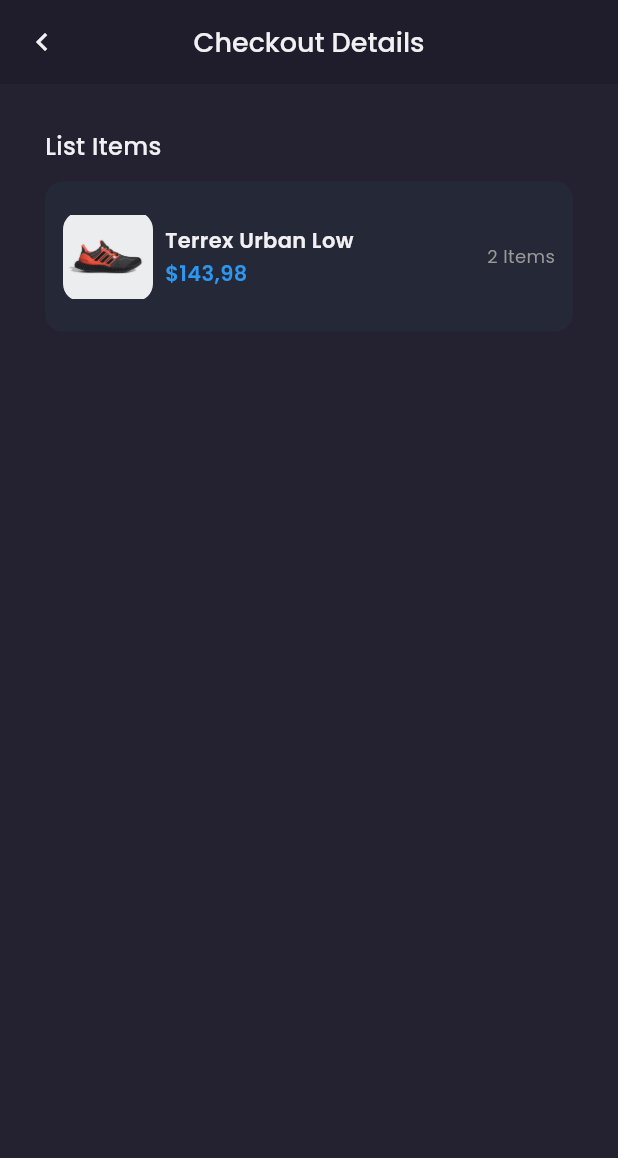
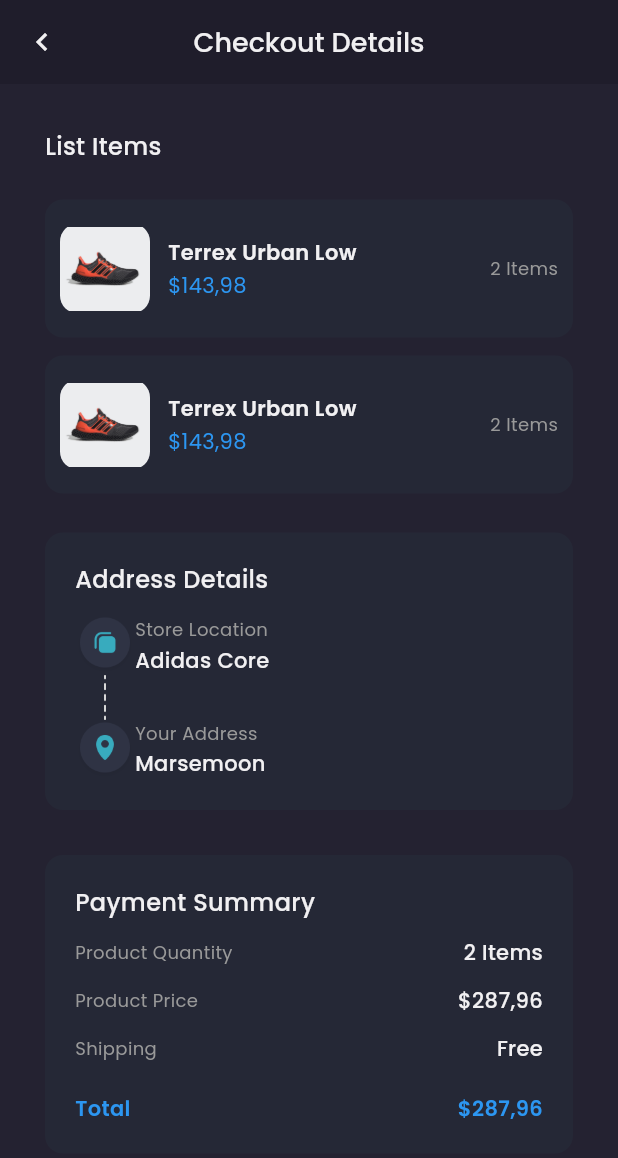
Before and after one commit to fachrulfaathir/ecomerce_flutter, a Flutter app: the CheckoutPage screen opened by its route, on a phone screen of 412 x 824 dp. Shown: the top 1158 px of the screen. Run offline on Flutter 3.47's test engine with Material 3 defaults, Android fonts, the phone set to English and light mode, and no system bars; our stand-ins replace carousel_slider, google_fonts.

Commit message:
update slicing

```diff
--- a/lib/main.dart
+++ b/lib/main.dart
@@ -1,6 +1,7 @@
 import 'package:ecomerce_flutter/pages/cart_page.dart';
 import 'package:ecomerce_flutter/pages/chat_detail_page.dart';
 import 'package:ecomerce_flutter/pages/checkou_page.dart';
+import 'package:ecomerce_flutter/pages/checkout_success_page.dart';
 import 'package:ecomerce_flutter/pages/home/chat_page.dart';
 import 'package:ecomerce_flutter/pages/home/home_page.dart';
 import 'package:ecomerce_flutter/pages/home/main_page.dart';
@@ -39,6 +40,7 @@
         '/product': (context) => const ProductPage(),
         '/cart': (context) => const CartPage(),
         '/checkout': (context) => const CheckoutPage(),
+        '/checkout-success': (context) => const CheckoutSuccessPage(),
       },
     );
   }
--- a/lib/pages/checkou_page.dart
+++ b/lib/pages/checkou_page.dart
@@ -1,4 +1,5 @@
 
+import 'package:ecomerce_flutter/pages/widget/checkout_card.dart';
 import 'package:ecomerce_flutter/theme.dart';
 import 'package:flutter/material.dart';
 
@@ -18,43 +19,123 @@
     );
   }
 
-  Widget content(){
+  Widget content(BuildContext context){
     return Container(
       color: bgColor3,
+      padding: EdgeInsets.all(defaultMargin),
       child: ListView(
-
-        padding: EdgeInsets.all(defaultMargin),
         children: [
           Text("List Items", style: primaryTextStyle.copyWith(fontSize: 16, fontWeight: medium),),
           SizedBox(height: 12,),
+          CheckoutCard(),
+          CheckoutCard(),
           Container(
+            margin : EdgeInsets.only(top: 26),
+            padding: EdgeInsets.all(20),
             decoration: BoxDecoration(
-              borderRadius: BorderRadius.circular(12),
-              color: bgColor4
-
+              color: bgColor4,
+              borderRadius: BorderRadius.circular(12)
             ),
-            padding: EdgeInsets.symmetric(vertical: 20, horizontal: 12),
-            child: Row(
+            child: Column(
+              crossAxisAlignment: CrossAxisAlignment.start,
               children: [
-                ClipRRect(
-                  borderRadius: BorderRadius.circular(12),
-                  child: Image.asset('assets/image_shoes.png', width: 60, height: 60,)
-                  ),
-                  SizedBox(width: 8,),
-                  Expanded(
-                    child: Column(
+                Text("Address Details", style: primaryTextStyle.copyWith(fontSize: 16, fontWeight: medium),),
+                SizedBox(height: 12,),
+                Row(
+                  children: [
+                    Column(
+                      children: [
+                        Image.asset('assets/icon_store_location.png', width: 40,),
+                        Image.asset('assets/icon_line.png', height: 30,),
+                        Image.asset('assets/icon_your_address.png', width: 40,)
+                      ],
+                    ),
+                    Column(
                       crossAxisAlignment: CrossAxisAlignment.start,
                       children: [
-                        Text("Terrex Urban Low", style: primaryTextStyle.copyWith(fontSize: 14, fontWeight: semiBold),),
+                        SizedBox(width: 12,),
+                        Text("Store Location", style: secondaryTextStyle.copyWith(fontSize: 12),),
                         SizedBox(height: 2,),
-                        Text("\$143,98", style: priceTexStyle.copyWith(fontSize: 14, fontWeight: semiBold),)
+                        Text("Adidas Core", style: primaryTextStyle.copyWith(fontWeight: medium),),
+                        SizedBox(height: 30,),
+                        Text("Your Address", style: secondaryTextStyle.copyWith(fontSize: 12),),
+                        SizedBox(height: 2,),
+                        Text("Marsemoon", style: primaryTextStyle.copyWith(fontWeight: medium),)
                       ],
-                    ),
-                  ),
-                  Text("2 Items", style: secondaryTextStyle.copyWith(fontSize: 12, fontWeight: regular),)
+                    )
+                  ]
+                )
               ],
+            )
+          ),
+          Container(
+            margin : EdgeInsets.only(top:defaultMargin),
+            padding: EdgeInsets.all(20),
+            decoration: BoxDecoration(
+              color: bgColor4,
+              borderRadius: BorderRadius.circular(12)
             ),
-          )
+            child : Column(
+              crossAxisAlignment: CrossAxisAlignment.start,
+              children: [
+              Text('Payment Summary', style: primaryTextStyle.copyWith(fontSize: 16, fontWeight: medium),),
+              SizedBox(height: 12,),
+              Row(
+                mainAxisAlignment: MainAxisAlignment.spaceBetween,
+                children: [
+                  Text("Product Quantity", style: secondaryTextStyle.copyWith(fontSize: 12),),
+                  Text("2 Items", style: primaryTextStyle.copyWith(fontWeight: medium),)
+                ],
+              ),
+              SizedBox(height: 12,),
+              Row(
+                mainAxisAlignment: MainAxisAlignment.spaceBetween,
+                children: [
+                  Text("Product Price", style: secondaryTextStyle.copyWith(fontSize: 12),),
+                  Text("\$287,96", style: primaryTextStyle.copyWith(fontWeight: medium),),
+                ],
+              ),
+              SizedBox(height: 12,),
+              Row(
+                mainAxisAlignment: MainAxisAlignment.spaceBetween,
+                children: [
+                  Text("Shipping", style: secondaryTextStyle.copyWith(fontSize: 12),),
+                  Text("Free", style: primaryTextStyle.copyWith(fontWeight: medium),)
+                ],
+              ),
+              SizedBox(height: 20,),
+              Row(
+                mainAxisAlignment: MainAxisAlignment.spaceBetween,
+                children: [
+                  Text("Total", style: priceTextStyle.copyWith(fontSize: 14, fontWeight: semiBold),),
+                  Text("\$287,96", style: priceTextStyle.copyWith(fontSize: 14, fontWeight: semiBold),)
+                ],
+              )
+            ],)
+          ),
+          SizedBox(height: defaultMargin,),
+          Divider(
+            thickness: 1,
+            color: subtitleTextColor,
+          ),
+          SizedBox(height: defaultMargin,),
+          SizedBox(
+            height: 50,
+            width: double.infinity,
+            child: TextButton(
+              onPressed: (){
+                Navigator.pushNamedAndRemoveUntil(context, '/checkout-success', (route) => false);
+              },
+              style: TextButton.styleFrom(
+                backgroundColor: primaryColor,
+                shape: RoundedRectangleBorder(
+                  borderRadius: BorderRadius.circular(12)
+                )
+              ),
+              child: Text("Checkout Now", style: primaryTextStyle.copyWith(fontSize: 16, color: const Color(0xffB7B6BF)),),
+            ),
+          ),
+
         ],
       ),
     );
@@ -65,7 +146,7 @@
     return Scaffold(
       backgroundColor: bgColor2,
       appBar: header(context),
-      body: content(),
+      body: content(context),
     );
   }
 }
--- /dev/null
+++ b/lib/pages/widget/checkout_card.dart
@@ -0,0 +1,38 @@
+import 'package:flutter/material.dart';
+import 'package:ecomerce_flutter/theme.dart';
+
+class CheckoutCard extends StatelessWidget {
+  const CheckoutCard({super.key});
+
+  @override
+  Widget build(BuildContext context) {
+    return Container(
+        margin: EdgeInsets.only(top: 12),
+        padding: EdgeInsets.symmetric(horizontal: 10, vertical: 16),
+        decoration: BoxDecoration(
+          color: bgColor4,
+          borderRadius: BorderRadius.circular(12)
+        ),
+        child: Row(
+          children: [
+            ClipRRect(
+              borderRadius: BorderRadius.circular(12),
+              child: Image.asset('assets/image_shoes.png', width: 60, height: 60,)
+            ),
+            SizedBox(width: 12,),
+            Expanded(
+              child: Column(
+                crossAxisAlignment: CrossAxisAlignment.start,
+                children: [
+                  Text("Terrex Urban Low", style: primaryTextStyle.copyWith(fontWeight: semiBold),),
+                  SizedBox(height: 2,),
+                  Text("\$143,98", style: priceTextStyle,)
+                ],
+              ),
+            ),
+            Text("2 Items", style: secondaryTextStyle.copyWith(fontSize: 12),)
+          ]
+        ),
+    );
+  }
+}
```
Also changed, not shown: lib/pages/checkout_success_page.dart (added, +69 -0 lines).
